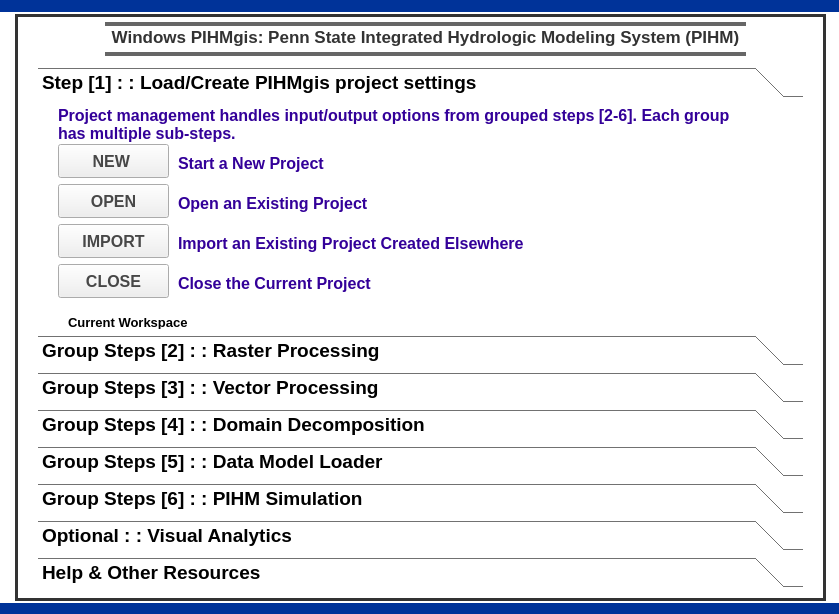
Old version of the form pihmgisdialog.ui in the repository leonard-psu/PIHMgis.
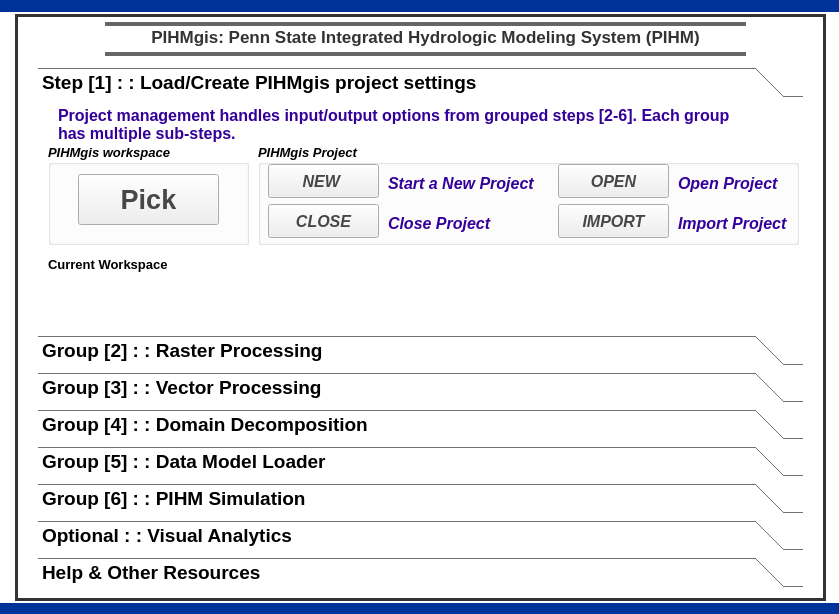
New version of the form.

Commit message: Add Pick Button

What changed in the file:
```diff
--- a/pihmgisdialog.ui
+++ b/pihmgisdialog.ui
@@ -477,11 +477,62 @@
     <attribute name="label">
      <string>Step [1] : : Load/Create PIHMgis project settings</string>
     </attribute>
+    <widget class="QLabel" name="label_8">
+     <property name="geometry">
+      <rect>
+       <x>20</x>
+       <y>0</y>
+       <width>691</width>
+       <height>41</height>
+      </rect>
+     </property>
+     <property name="font">
+      <font>
+       <family>Arial</family>
+       <pointsize>10</pointsize>
+       <weight>50</weight>
+       <bold>false</bold>
+      </font>
+     </property>
+     <property name="styleSheet">
+      <string notr="true">color: rgb(204, 51, 0);</string>
+     </property>
+     <property name="text">
+      <string>&lt;html&gt;&lt;head/&gt;&lt;body&gt;&lt;p&gt;&lt;span style=&quot; font-size:12pt; font-weight:600; color:#330099;&quot;&gt;Project management handles input/output options from grouped steps [2-6]. Each group has multiple sub-steps. &lt;/span&gt;&lt;/p&gt;&lt;/body&gt;&lt;/html&gt;</string>
+     </property>
+     <property name="wordWrap">
+      <bool>true</bool>
+     </property>
+     <property name="openExternalLinks">
+      <bool>true</bool>
+     </property>
+    </widget>
+    <widget class="QGroupBox" name="groupBox_5">
+     <property name="geometry">
+      <rect>
+       <x>220</x>
+       <y>40</y>
+       <width>541</width>
+       <height>101</height>
+      </rect>
+     </property>
+     <property name="font">
+      <font>
+       <family>Arial</family>
+       <pointsize>10</pointsize>
+       <weight>75</weight>
+       <italic>true</italic>
+       <bold>true</bold>
+      </font>
+     </property>
+     <property name="title">
+      <string>PIHMgis Project</string>
+     </property>
     <widget class="QPushButton" name="pushButtonPIHMgisProjectNew">
      <property name="geometry">
       <rect>
-       <x>20</x>
-       <y>40</y>
+        <x>10</x>
+        <y>20</y>
        <width>111</width>
        <height>34</height>
       </rect>
@@ -605,11 +656,139 @@
       <bool>false</bool>
      </property>
     </widget>
+     <widget class="QPushButton" name="pushButtonPIHMgisProjectClose">
+      <property name="geometry">
+       <rect>
+        <x>10</x>
+        <y>60</y>
+        <width>111</width>
+        <height>34</height>
+       </rect>
+      </property>
+      <property name="palette">
+       <palette>
+        <active>
+         <colorrole role="WindowText">
+          <brush brushstyle="SolidPattern">
+           <color alpha="255">
+            <red>71</red>
+            <green>71</green>
+            <blue>71</blue>
+           </color>
+          </brush>
+         </colorrole>
+         <colorrole role="Text">
+          <brush brushstyle="SolidPattern">
+           <color alpha="255">
+            <red>71</red>
+            <green>71</green>
+            <blue>71</blue>
+           </color>
+          </brush>
+         </colorrole>
+         <colorrole role="ButtonText">
+          <brush brushstyle="SolidPattern">
+           <color alpha="255">
+            <red>71</red>
+            <green>71</green>
+            <blue>71</blue>
+           </color>
+          </brush>
+         </colorrole>
+        </active>
+        <inactive>
+         <colorrole role="WindowText">
+          <brush brushstyle="SolidPattern">
+           <color alpha="255">
+            <red>71</red>
+            <green>71</green>
+            <blue>71</blue>
+           </color>
+          </brush>
+         </colorrole>
+         <colorrole role="Text">
+          <brush brushstyle="SolidPattern">
+           <color alpha="255">
+            <red>71</red>
+            <green>71</green>
+            <blue>71</blue>
+           </color>
+          </brush>
+         </colorrole>
+         <colorrole role="ButtonText">
+          <brush brushstyle="SolidPattern">
+           <color alpha="255">
+            <red>71</red>
+            <green>71</green>
+            <blue>71</blue>
+           </color>
+          </brush>
+         </colorrole>
+        </inactive>
+        <disabled>
+         <colorrole role="WindowText">
+          <brush brushstyle="SolidPattern">
+           <color alpha="255">
+            <red>71</red>
+            <green>71</green>
+            <blue>71</blue>
+           </color>
+          </brush>
+         </colorrole>
+         <colorrole role="Text">
+          <brush brushstyle="SolidPattern">
+           <color alpha="255">
+            <red>71</red>
+            <green>71</green>
+            <blue>71</blue>
+           </color>
+          </brush>
+         </colorrole>
+         <colorrole role="ButtonText">
+          <brush brushstyle="SolidPattern">
+           <color alpha="255">
+            <red>71</red>
+            <green>71</green>
+            <blue>71</blue>
+           </color>
+          </brush>
+         </colorrole>
+        </disabled>
+       </palette>
+      </property>
+      <property name="font">
+       <font>
+        <family>Arial</family>
+        <pointsize>12</pointsize>
+        <weight>75</weight>
+        <bold>true</bold>
+       </font>
+      </property>
+      <property name="styleSheet">
+       <string notr="true">color: rgb(255, 51, 0);
+color: rgb(71, 71, 71);</string>
+      </property>
+      <property name="locale">
+       <locale language="English" country="UnitedStates"/>
+      </property>
+      <property name="text">
+       <string>CLOSE</string>
+      </property>
+      <property name="autoDefault">
+       <bool>false</bool>
+      </property>
+      <property name="default">
+       <bool>false</bool>
+      </property>
+      <property name="flat">
+       <bool>false</bool>
+      </property>
+     </widget>
     <widget class="QLabel" name="PIHMgisProjectLableNew">
      <property name="geometry">
       <rect>
-       <x>140</x>
-       <y>50</y>
+        <x>130</x>
+        <y>30</y>
        <width>161</width>
        <height>20</height>
       </rect>
@@ -629,11 +808,164 @@
       <string>&lt;html&gt;&lt;head/&gt;&lt;body&gt;&lt;p&gt;&lt;span style=&quot; color:#330099;&quot;&gt;Start a New Project&lt;/span&gt;&lt;/p&gt;&lt;/body&gt;&lt;/html&gt;</string>
      </property>
     </widget>
+     <widget class="QLabel" name="PIHMgisProjectLableClose">
+      <property name="geometry">
+       <rect>
+        <x>130</x>
+        <y>70</y>
+        <width>111</width>
+        <height>20</height>
+       </rect>
+      </property>
+      <property name="font">
+       <font>
+        <family>Arial</family>
+        <pointsize>12</pointsize>
+        <weight>75</weight>
+        <bold>true</bold>
+       </font>
+      </property>
+      <property name="styleSheet">
+       <string notr="true">color: rgb(204, 51, 0);
+color: rgb(51, 51, 51);</string>
+      </property>
+      <property name="text">
+       <string>&lt;html&gt;&lt;head/&gt;&lt;body&gt;&lt;p&gt;&lt;span style=&quot; color:#330099;&quot;&gt;Close Project&lt;/span&gt;&lt;/p&gt;&lt;/body&gt;&lt;/html&gt;</string>
+      </property>
+     </widget>
+     <widget class="QPushButton" name="pushButtonPIHMgisProjectImport">
+      <property name="geometry">
+       <rect>
+        <x>300</x>
+        <y>60</y>
+        <width>111</width>
+        <height>34</height>
+       </rect>
+      </property>
+      <property name="palette">
+       <palette>
+        <active>
+         <colorrole role="WindowText">
+          <brush brushstyle="SolidPattern">
+           <color alpha="255">
+            <red>71</red>
+            <green>71</green>
+            <blue>71</blue>
+           </color>
+          </brush>
+         </colorrole>
+         <colorrole role="Text">
+          <brush brushstyle="SolidPattern">
+           <color alpha="255">
+            <red>71</red>
+            <green>71</green>
+            <blue>71</blue>
+           </color>
+          </brush>
+         </colorrole>
+         <colorrole role="ButtonText">
+          <brush brushstyle="SolidPattern">
+           <color alpha="255">
+            <red>71</red>
+            <green>71</green>
+            <blue>71</blue>
+           </color>
+          </brush>
+         </colorrole>
+        </active>
+        <inactive>
+         <colorrole role="WindowText">
+          <brush brushstyle="SolidPattern">
+           <color alpha="255">
+            <red>71</red>
+            <green>71</green>
+            <blue>71</blue>
+           </color>
+          </brush>
+         </colorrole>
+         <colorrole role="Text">
+          <brush brushstyle="SolidPattern">
+           <color alpha="255">
+            <red>71</red>
+            <green>71</green>
+            <blue>71</blue>
+           </color>
+          </brush>
+         </colorrole>
+         <colorrole role="ButtonText">
+          <brush brushstyle="SolidPattern">
+           <color alpha="255">
+            <red>71</red>
+            <green>71</green>
+            <blue>71</blue>
+           </color>
+          </brush>
+         </colorrole>
+        </inactive>
+        <disabled>
+         <colorrole role="WindowText">
+          <brush brushstyle="SolidPattern">
+           <color alpha="255">
+            <red>71</red>
+            <green>71</green>
+            <blue>71</blue>
+           </color>
+          </brush>
+         </colorrole>
+         <colorrole role="Text">
+          <brush brushstyle="SolidPattern">
+           <color alpha="255">
+            <red>71</red>
+            <green>71</green>
+            <blue>71</blue>
+           </color>
+          </brush>
+         </colorrole>
+         <colorrole role="ButtonText">
+          <brush brushstyle="SolidPattern">
+           <color alpha="255">
+            <red>71</red>
+            <green>71</green>
+            <blue>71</blue>
+           </color>
+          </brush>
+         </colorrole>
+        </disabled>
+       </palette>
+      </property>
+      <property name="font">
+       <font>
+        <family>Arial</family>
+        <pointsize>12</pointsize>
+        <weight>75</weight>
+        <bold>true</bold>
+       </font>
+      </property>
+      <property name="styleSheet">
+       <string notr="true">color: rgb(255, 51, 0);
+color: rgb(71, 71, 71);</string>
+      </property>
+      <property name="locale">
+       <locale language="English" country="UnitedStates"/>
+      </property>
+      <property name="text">
+       <string>IMPORT</string>
+      </property>
+      <property name="autoDefault">
+       <bool>false</bool>
+      </property>
+      <property name="default">
+       <bool>false</bool>
+      </property>
+      <property name="flat">
+       <bool>false</bool>
+      </property>
+     </widget>
     <widget class="QPushButton" name="pushButtonPIHMgisProjectOpen">
      <property name="geometry">
       <rect>
-       <x>20</x>
-       <y>80</y>
+        <x>300</x>
+        <y>20</y>
        <width>111</width>
        <height>34</height>
       </rect>
@@ -760,9 +1092,9 @@
     <widget class="QLabel" name="PIHMgisProjectLableOpen">
      <property name="geometry">
       <rect>
-       <x>140</x>
-       <y>90</y>
-       <width>201</width>
+        <x>420</x>
+        <y>30</y>
+        <width>111</width>
        <height>20</height>
       </rect>
      </property>
@@ -778,143 +1110,15 @@
       <string notr="true">color: rgb(204, 51, 0);</string>
      </property>
      <property name="text">
-      <string>&lt;html&gt;&lt;head/&gt;&lt;body&gt;&lt;p&gt;&lt;span style=&quot; color:#330099;&quot;&gt;Open an Existing  Project&lt;/span&gt;&lt;/p&gt;&lt;/body&gt;&lt;/html&gt;</string>
-     </property>
-    </widget>
-    <widget class="QPushButton" name="pushButtonPIHMgisProjectImport">
-     <property name="geometry">
-      <rect>
-       <x>20</x>
-       <y>120</y>
-       <width>111</width>
-       <height>34</height>
-      </rect>
-     </property>
-     <property name="palette">
-      <palette>
-       <active>
-        <colorrole role="WindowText">
-         <brush brushstyle="SolidPattern">
-          <color alpha="255">
-           <red>71</red>
-           <green>71</green>
-           <blue>71</blue>
-          </color>
-         </brush>
-        </colorrole>
-        <colorrole role="Text">
-         <brush brushstyle="SolidPattern">
-          <color alpha="255">
-           <red>71</red>
-           <green>71</green>
-           <blue>71</blue>
-          </color>
-         </brush>
-        </colorrole>
-        <colorrole role="ButtonText">
-         <brush brushstyle="SolidPattern">
-          <color alpha="255">
-           <red>71</red>
-           <green>71</green>
-           <blue>71</blue>
-          </color>
-         </brush>
-        </colorrole>
-       </active>
-       <inactive>
-        <colorrole role="WindowText">
-         <brush brushstyle="SolidPattern">
-          <color alpha="255">
-           <red>71</red>
-           <green>71</green>
-           <blue>71</blue>
-          </color>
-         </brush>
-        </colorrole>
-        <colorrole role="Text">
-         <brush brushstyle="SolidPattern">
-          <color alpha="255">
-           <red>71</red>
-           <green>71</green>
-           <blue>71</blue>
-          </color>
-         </brush>
-        </colorrole>
-        <colorrole role="ButtonText">
-         <brush brushstyle="SolidPattern">
-          <color alpha="255">
-           <red>71</red>
-           <green>71</green>
-           <blue>71</blue>
-          </color>
-         </brush>
-        </colorrole>
-       </inactive>
-       <disabled>
-        <colorrole role="WindowText">
-         <brush brushstyle="SolidPattern">
-          <color alpha="255">
-           <red>71</red>
-           <green>71</green>
-           <blue>71</blue>
-          </color>
-         </brush>
-        </colorrole>
-        <colorrole role="Text">
-         <brush brushstyle="SolidPattern">
-          <color alpha="255">
-           <red>71</red>
-           <green>71</green>
-           <blue>71</blue>
-          </color>
-         </brush>
-        </colorrole>
-        <colorrole role="ButtonText">
-         <brush brushstyle="SolidPattern">
-          <color alpha="255">
-           <red>71</red>
-           <green>71</green>
-           <blue>71</blue>
-          </color>
-         </brush>
-        </colorrole>
-       </disabled>
-      </palette>
-     </property>
-     <property name="font">
-      <font>
-       <family>Arial</family>
-       <pointsize>12</pointsize>
-       <weight>75</weight>
-       <bold>true</bold>
-      </font>
-     </property>
-     <property name="styleSheet">
-      <string notr="true">color: rgb(255, 51, 0);
-color: rgb(71, 71, 71);</string>
-     </property>
-     <property name="locale">
-      <locale language="English" country="UnitedStates"/>
-     </property>
-     <property name="text">
-      <string>IMPORT</string>
-     </property>
-     <property name="autoDefault">
-      <bool>false</bool>
-     </property>
-     <property name="default">
-      <bool>false</bool>
-     </property>
-     <property name="flat">
-      <bool>false</bool>
+       <string>&lt;html&gt;&lt;head/&gt;&lt;body&gt;&lt;p&gt;&lt;span style=&quot; color:#330099;&quot;&gt;Open Project&lt;/span&gt;&lt;/p&gt;&lt;/body&gt;&lt;/html&gt;</string>
      </property>
     </widget>
     <widget class="QLabel" name="PIHMgisProjectLableImport">
      <property name="geometry">
       <rect>
-       <x>140</x>
-       <y>130</y>
-       <width>461</width>
+        <x>420</x>
+        <y>70</y>
+        <width>121</width>
        <height>20</height>
       </rect>
      </property>
@@ -930,114 +1134,46 @@
       <string notr="true">color: rgb(204, 51, 0);</string>
      </property>
      <property name="text">
-      <string>&lt;html&gt;&lt;head/&gt;&lt;body&gt;&lt;p&gt;&lt;span style=&quot; color:#330099;&quot;&gt;Import an Existing Project Created Elsewhere&lt;/span&gt;&lt;/p&gt;&lt;/body&gt;&lt;/html&gt;</string>
-     </property>
-    </widget>
-    <widget class="QPushButton" name="pushButtonPIHMgisProjectClose">
+       <string>&lt;html&gt;&lt;head/&gt;&lt;body&gt;&lt;p&gt;&lt;span style=&quot; color:#330099;&quot;&gt;Import Project&lt;/span&gt;&lt;/p&gt;&lt;/body&gt;&lt;/html&gt;</string>
+      </property>
+     </widget>
+    </widget>
+    <widget class="QGroupBox" name="groupBox_6">
      <property name="geometry">
       <rect>
-       <x>20</x>
-       <y>160</y>
-       <width>111</width>
-       <height>34</height>
+       <x>10</x>
+       <y>40</y>
+       <width>201</width>
+       <height>101</height>
       </rect>
      </property>
-     <property name="palette">
-      <palette>
-       <active>
-        <colorrole role="WindowText">
-         <brush brushstyle="SolidPattern">
-          <color alpha="255">
-           <red>71</red>
-           <green>71</green>
-           <blue>71</blue>
-          </color>
-         </brush>
-        </colorrole>
-        <colorrole role="Text">
-         <brush brushstyle="SolidPattern">
-          <color alpha="255">
-           <red>71</red>
-           <green>71</green>
-           <blue>71</blue>
-          </color>
-         </brush>
-        </colorrole>
-        <colorrole role="ButtonText">
-         <brush brushstyle="SolidPattern">
-          <color alpha="255">
-           <red>71</red>
-           <green>71</green>
-           <blue>71</blue>
-          </color>
-         </brush>
-        </colorrole>
-       </active>
-       <inactive>
-        <colorrole role="WindowText">
-         <brush brushstyle="SolidPattern">
-          <color alpha="255">
-           <red>71</red>
-           <green>71</green>
-           <blue>71</blue>
-          </color>
-         </brush>
-        </colorrole>
-        <colorrole role="Text">
-         <brush brushstyle="SolidPattern">
-          <color alpha="255">
-           <red>71</red>
-           <green>71</green>
-           <blue>71</blue>
-          </color>
-         </brush>
-        </colorrole>
-        <colorrole role="ButtonText">
-         <brush brushstyle="SolidPattern">
-          <color alpha="255">
-           <red>71</red>
-           <green>71</green>
-           <blue>71</blue>
-          </color>
-         </brush>
-        </colorrole>
-       </inactive>
-       <disabled>
-        <colorrole role="WindowText">
-         <brush brushstyle="SolidPattern">
-          <color alpha="255">
-           <red>71</red>
-           <green>71</green>
-           <blue>71</blue>
-          </color>
-         </brush>
-        </colorrole>
-        <colorrole role="Text">
-         <brush brushstyle="SolidPattern">
-          <color alpha="255">
-           <red>71</red>
-           <green>71</green>
-           <blue>71</blue>
-          </color>
-         </brush>
-        </colorrole>
-        <colorrole role="ButtonText">
-         <brush brushstyle="SolidPattern">
-          <color alpha="255">
-           <red>71</red>
-           <green>71</green>
-           <blue>71</blue>
-          </color>
-         </brush>
-        </colorrole>
-       </disabled>
-      </palette>
+     <property name="font">
+      <font>
+       <family>Arial</family>
+       <pointsize>10</pointsize>
+       <weight>75</weight>
+       <italic>true</italic>
+       <bold>true</bold>
+      </font>
      </property>
+     <property name="title">
+      <string>PIHMgis workspace</string>
+     </property>
+     <widget class="QPushButton" name="pushButton_PickWorkspace">
+      <property name="geometry">
+       <rect>
+        <x>30</x>
+        <y>30</y>
+        <width>141</width>
+        <height>51</height>
+       </rect>
+      </property>
      <property name="font">
       <font>
        <family>Arial</family>
-       <pointsize>12</pointsize>
+        <pointsize>20</pointsize>
        <weight>75</weight>
+        <italic>false</italic>
        <bold>true</bold>
       </font>
      </property>
@@ -1049,80 +1185,17 @@
       <locale language="English" country="UnitedStates"/>
      </property>
      <property name="text">
-      <string>CLOSE</string>
-     </property>
-     <property name="autoDefault">
-      <bool>false</bool>
-     </property>
-     <property name="default">
-      <bool>false</bool>
-     </property>
-     <property name="flat">
-      <bool>false</bool>
-     </property>
-    </widget>
-    <widget class="QLabel" name="PIHMgisProjectLableClose">
-     <property name="geometry">
-      <rect>
-       <x>140</x>
-       <y>170</y>
-       <width>371</width>
-       <height>20</height>
-      </rect>
-     </property>
-     <property name="font">
-      <font>
-       <family>Arial</family>
-       <pointsize>12</pointsize>
-       <weight>75</weight>
-       <bold>true</bold>
-      </font>
-     </property>
-     <property name="styleSheet">
-      <string notr="true">color: rgb(204, 51, 0);
-color: rgb(51, 51, 51);</string>
-     </property>
-     <property name="text">
-      <string>&lt;html&gt;&lt;head/&gt;&lt;body&gt;&lt;p&gt;&lt;span style=&quot; color:#330099;&quot;&gt;Close the Current Project&lt;/span&gt;&lt;/p&gt;&lt;/body&gt;&lt;/html&gt;</string>
-     </property>
-    </widget>
-    <widget class="QLabel" name="label_8">
-     <property name="geometry">
-      <rect>
-       <x>20</x>
-       <y>0</y>
-       <width>691</width>
-       <height>41</height>
-      </rect>
-     </property>
-     <property name="font">
-      <font>
-       <family>Arial</family>
-       <pointsize>10</pointsize>
-       <weight>50</weight>
-       <bold>false</bold>
-      </font>
-     </property>
-     <property name="styleSheet">
-      <string notr="true">color: rgb(204, 51, 0);</string>
-     </property>
-     <property name="text">
-      <string>&lt;html&gt;&lt;head/&gt;&lt;body&gt;&lt;p&gt;&lt;span style=&quot; font-size:12pt; font-weight:600; color:#330099;&quot;&gt;Project management handles input/output options from grouped steps [2-6]. Each group has multiple sub-steps. &lt;/span&gt;&lt;/p&gt;&lt;/body&gt;&lt;/html&gt;</string>
-     </property>
-     <property name="wordWrap">
-      <bool>true</bool>
-     </property>
-     <property name="openExternalLinks">
-      <bool>true</bool>
-     </property>
+       <string>Pick</string>
+      </property>
+     </widget>
     </widget>
     <widget class="QLabel" name="label_home_workspace">
      <property name="geometry">
       <rect>
-       <x>30</x>
-       <y>210</y>
-       <width>721</width>
-       <height>16</height>
+       <x>10</x>
+       <y>150</y>
+       <width>591</width>
+       <height>20</height>
       </rect>
      </property>
      <property name="font">
@@ -1145,7 +1218,7 @@
      </rect>
     </property>
     <attribute name="label">
-     <string>Group Steps [2] : : Raster Processing</string>
+     <string>Group [2] : : Raster Processing</string>
     </attribute>
     <widget class="QPushButton" name="pushButtonRasterProcessingFillPits">
      <property name="geometry">
@@ -2107,7 +2180,7 @@
      </rect>
     </property>
     <attribute name="label">
-     <string>Group Steps [3] : : Vector Processing</string>
+     <string>Group [3] : : Vector Processing</string>
     </attribute>
     <widget class="QPushButton" name="pushButtonVectorProcessingDissolvePolygons">
      <property name="geometry">
@@ -2814,7 +2887,7 @@
      </rect>
     </property>
     <attribute name="label">
-     <string>Group Steps [4] : : Domain Decomposition</string>
+     <string>Group [4] : : Domain Decomposition</string>
     </attribute>
     <widget class="QPushButton" name="pushButtonDomainDecompositionTINShapeLayer">
      <property name="geometry">
@@ -3316,7 +3389,7 @@
      </rect>
     </property>
     <attribute name="label">
-     <string>Group Steps [5] : : Data Model Loader</string>
+     <string>Group [5] : : Data Model Loader</string>
     </attribute>
     <widget class="QPushButton" name="pushButtonDataModelLoaderMeshDataFile">
      <property name="geometry">
@@ -4791,7 +4864,7 @@
      </rect>
     </property>
     <attribute name="label">
-     <string>Group Steps [6] : : PIHM Simulation</string>
+     <string>Group [6] : : PIHM Simulation</string>
     </attribute>
     <widget class="QPushButton" name="pushButtonPIHMSimulation">
      <property name="geometry">
@@ -8098,7 +8171,7 @@
      </font>
     </property>
     <property name="text">
-     <string>Windows PIHMgis: Penn State Integrated Hydrologic Modeling System (PIHM)</string>
+     <string>PIHMgis: Penn State Integrated Hydrologic Modeling System (PIHM)</string>
     </property>
     <property name="alignment">
      <set>Qt::AlignCenter</set>
```
Left out of the diff: 7 changed lines with no effect on the pictures. Lines whose indentation alone changed are shown as unchanged. The commit also changes 129 other files.
